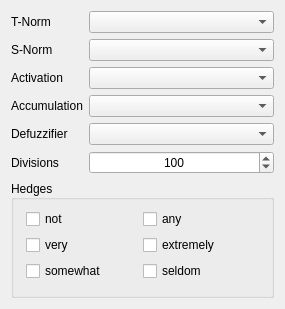
The window that qtfuzzylite/ui/Configuration.ui (fuzzylite/fuzzylite) describes before a commit, drawn with Qt 5.
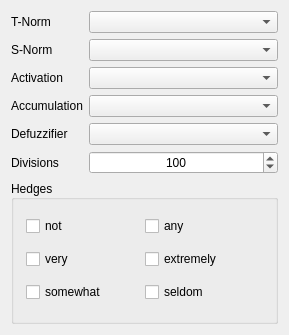
The same window after the commit.

Diff of the .ui file:
```diff
--- a/qtfuzzylite/ui/Configuration.ui
+++ b/qtfuzzylite/ui/Configuration.ui
@@ -6,8 +6,8 @@
    <rect>
     <x>0</x>
     <y>0</y>
-    <width>285</width>
-    <height>309</height>
+    <width>289</width>
+    <height>335</height>
    </rect>
   </property>
   <property name="sizePolicy">
@@ -16,6 +16,11 @@
     <verstretch>0</verstretch>
    </sizepolicy>
   </property>
+  <property name="font">
+   <font>
+    <family>Arial</family>
+   </font>
+  </property>
   <property name="windowTitle">
    <string>Configuration</string>
   </property>
```
Left out of the diff: 18 changed lines with no effect on the pictures.
